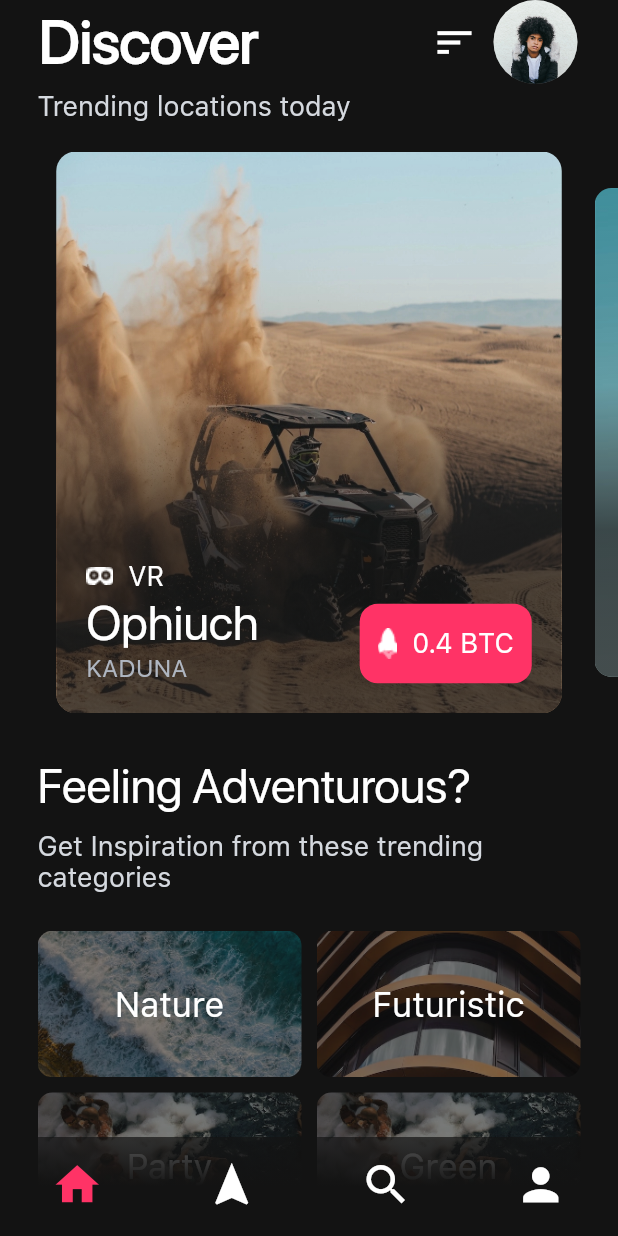
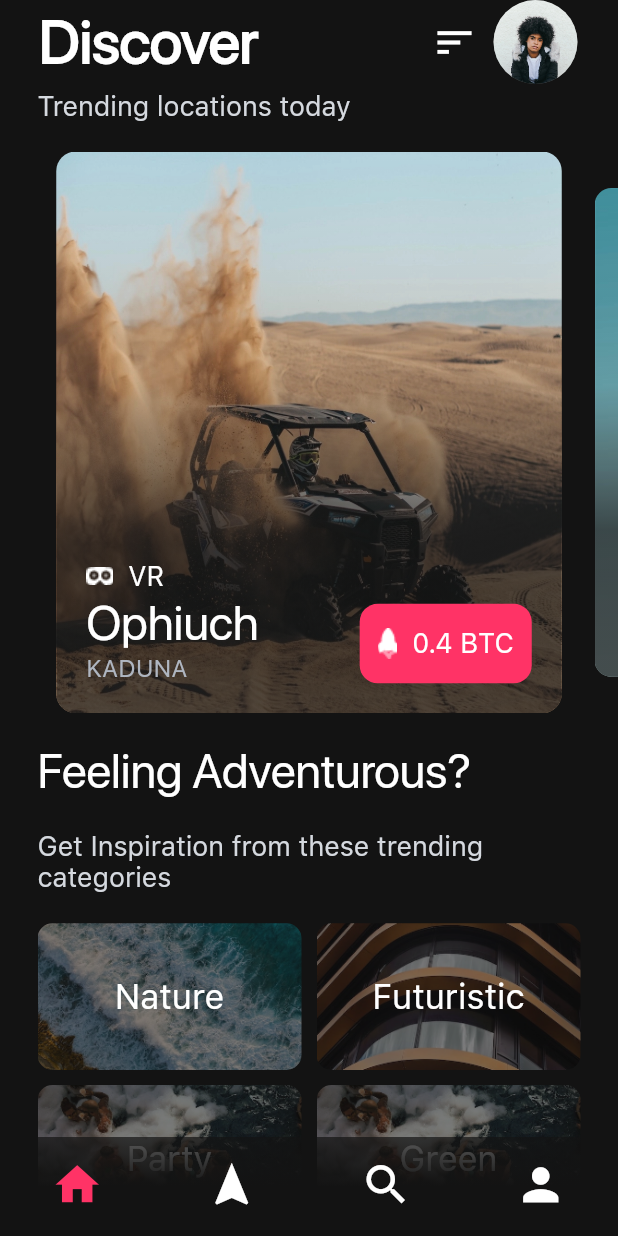
Before and after one commit to nonybrighto/spaced-travel-app, a Flutter app: the HomePage screen opened directly, on a phone screen of 412 x 824 dp. Run offline on Flutter 3.47's test engine with Material 2 defaults, Android fonts, the phone set to English and light mode, and no system bars; drawn by our look-alikes of carousel_slider; our stand-ins replace flutter_staggered_animations, page_transition, sliding_up_panel, table_calendar.

Commit message:
Animate home and profile

```diff
--- a/lib/pages/home_views/discovery.dart
+++ b/lib/pages/home_views/discovery.dart
@@ -1,5 +1,6 @@
 import 'package:carousel_slider/carousel_slider.dart';
 import 'package:flutter/material.dart';
+import 'package:flutter_staggered_animations/flutter_staggered_animations.dart';
 import 'package:spaced_trip_scheduler/constants.dart';
 import 'package:spaced_trip_scheduler/models/category.dart';
 import 'package:spaced_trip_scheduler/models/location.dart';
@@ -19,38 +20,40 @@ class Discovery extends StatelessWidget {
       body: SingleChildScrollView(
         child: Column(
           crossAxisAlignment: CrossAxisAlignment.start,
+          children: AnimationConfiguration.toStaggeredList(
+            duration: const Duration(milliseconds: 600),
+            childAnimationBuilder: (widget) => SlideAnimation(
+              verticalOffset: 140.0,
+              child: FadeInAnimation(
+                child: widget,
+              ),
+            ),
             children: [
               _buildImageSlider(context),
-            Padding(
-              padding: const EdgeInsets.only(
-                left: kDefaultPadding,
-                top: 10,
-                right: kDefaultPadding,
-              ),
-              child: Column(
-                crossAxisAlignment: CrossAxisAlignment.start,
-                children: [
-                  const Text(
+              const Padding(
+                padding: EdgeInsets.symmetric(horizontal: kDefaultPadding),
+                child: Text(
                   'Feeling Adventurous?',
                   style: kHeadingStyle,
                 ),
-                  const SizedBox(
-                    height: 10,
               ),
-                  const Text(
+              const Padding(
+                padding: EdgeInsets.symmetric(
+                    horizontal: kDefaultPadding, vertical: 20),
+                child: Text(
                   'Get Inspiration from these trending categories',
                   style: TextStyle(
                     color: kNoteTextColor,
                   ),
                 ),
-                  const SizedBox(
-                    height: 25,
               ),
-                  _buildCategories(),
+              Padding(
+                padding:
+                    const EdgeInsets.symmetric(horizontal: kDefaultPadding),
+                child: _buildCategories(),
+              )
             ],
           ),
-            )
-          ],
         ),
       ),
     );
```
Also changed, not shown: lib/pages/home_views/profile.dart (+24 -19 lines), lib/widgets/locations_list.dart (+23 -9 lines). Lines whose indentation alone changed are shown as unchanged.
